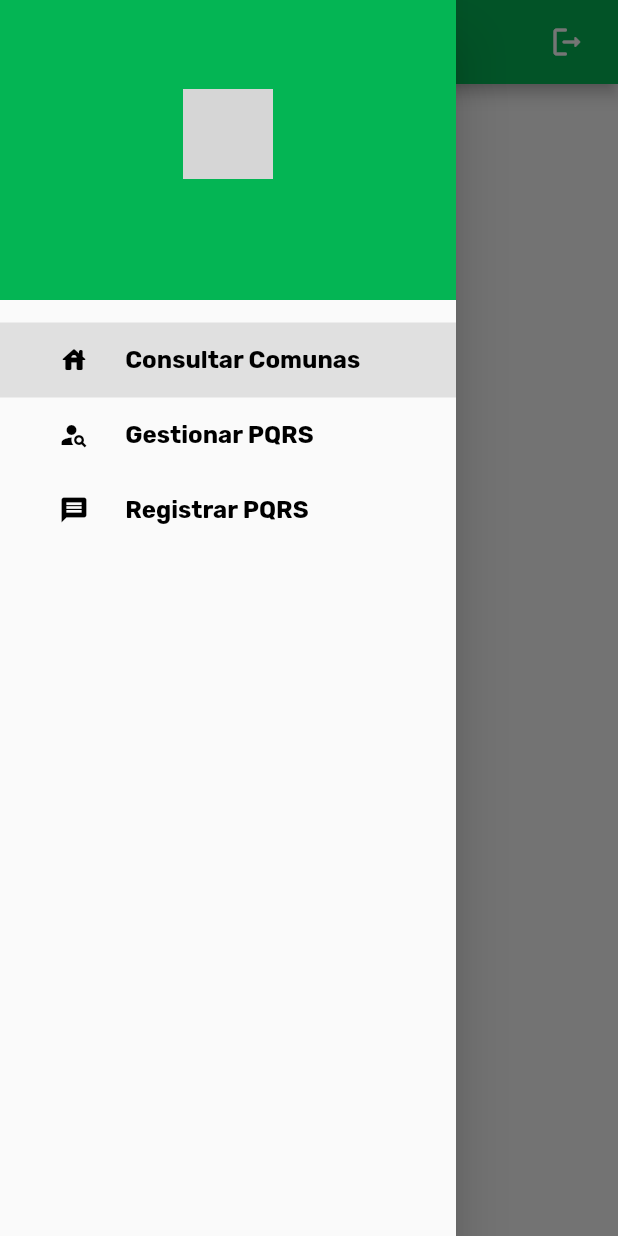
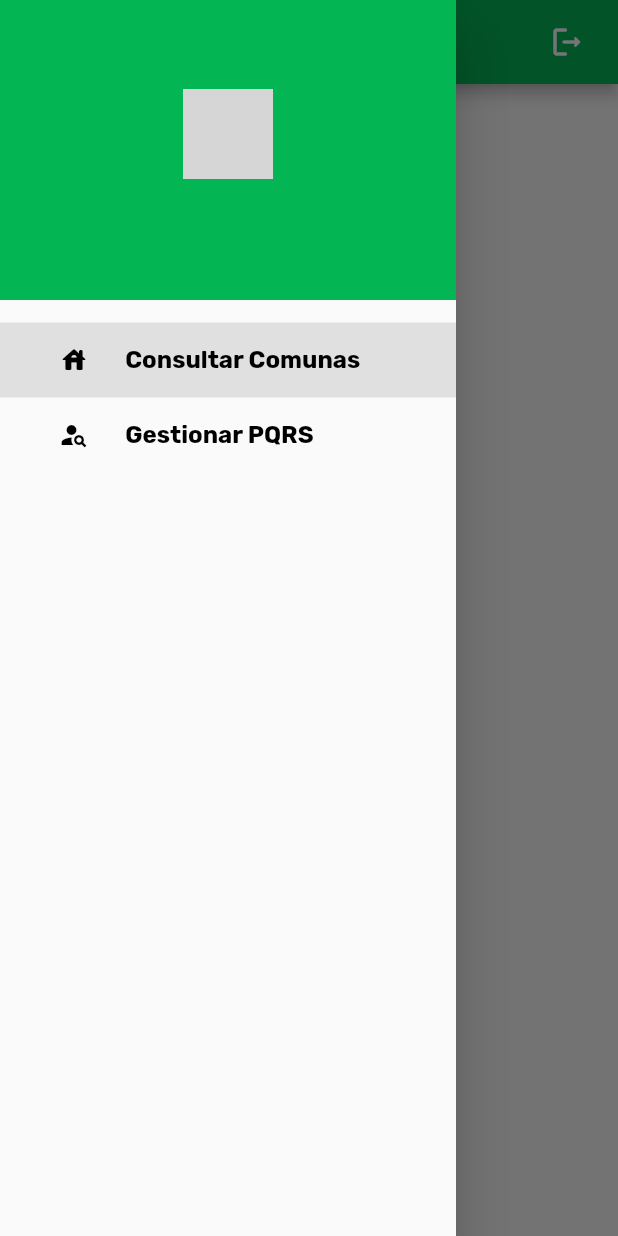
Before and after one commit to jangellopez/optimijac, a Flutter app: the Menu_Habitante screen opened directly with empty values, with the side drawer open, on a phone screen of 412 x 824 dp. Run offline on Flutter 3.47's test engine with Material 2 defaults, Android fonts, the phone set to English and light mode, and no system bars; our stand-ins replace cloud_firestore, firebase_auth, firebase_core, firebase_storage, fluttertoast, get and 3 more; accounts and stored records are empty; network calls fail; grey boxes are pictures that could not be loaded.

Commit message:
sol errores

```diff
--- a/lib/screens/home/menu_Habitantes_sreens.dart
+++ b/lib/screens/home/menu_Habitantes_sreens.dart
@@ -4,7 +4,6 @@ import 'package:flutter/material.dart';
 import 'package:fluttertoast/fluttertoast.dart';
 import 'package:optimijac/screens/Administrador/GestionPresidentes/addPC_screens.dart';
 import 'package:optimijac/screens/Habitante%20si/GestionarComunas/consultaComunas.dart';
-import 'package:optimijac/screens/Habitante%20si/pqrs/registrar_pqrs.dart';
 
 import '../login/login_screens.dart';
 import 'drawer_header.dart';
@@ -38,8 +37,6 @@ class _Menu_HabitanteState extends State<Menu_Habitante> {
       container = consultaComunas(auxx);
     } else if (currentPage == DrawerSections.addPC_screens) {
       container = addPC();
-    } else if (currentPage == DrawerSections.registrarPQRS){
-      container = RegistrarPqrs();
     }
 
     return Scaffold(
@@ -86,7 +83,6 @@ class _Menu_HabitanteState extends State<Menu_Habitante> {
               currentPage == DrawerSections.consultarComunas ? true : false),
           menuItem(2, "Gestionar PQRS", Icons.person_search,
               currentPage == DrawerSections.addPC_screens ? true : false),
-          menuItem(3, "Registrar PQRS", Icons.message, currentPage == DrawerSections.registrarPQRS ? true : false)
 
         ],
       ),
@@ -104,8 +100,6 @@ class _Menu_HabitanteState extends State<Menu_Habitante> {
               currentPage = DrawerSections.consultarComunas;
             } else if (id == 2) {
               currentPage = DrawerSections.addPC_screens;
-            } else if (id == 3) {
-              currentPage = DrawerSections.registrarPQRS;
             }
           });
         },
@@ -173,5 +167,4 @@ class _Menu_HabitanteState extends State<Menu_Habitante> {
 enum DrawerSections {
  consultarComunas,
  addPC_screens,
- registrarPQRS
 }
```
